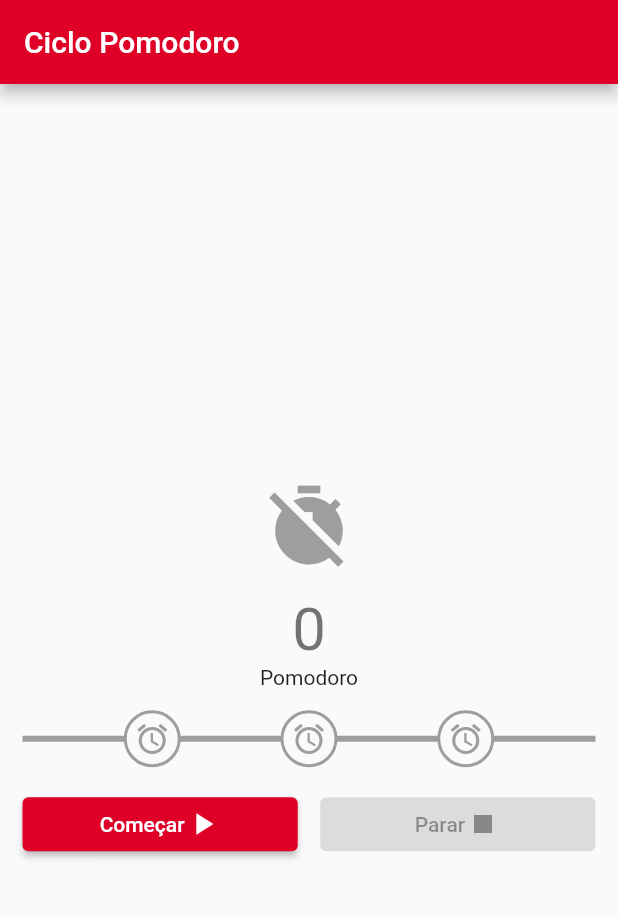
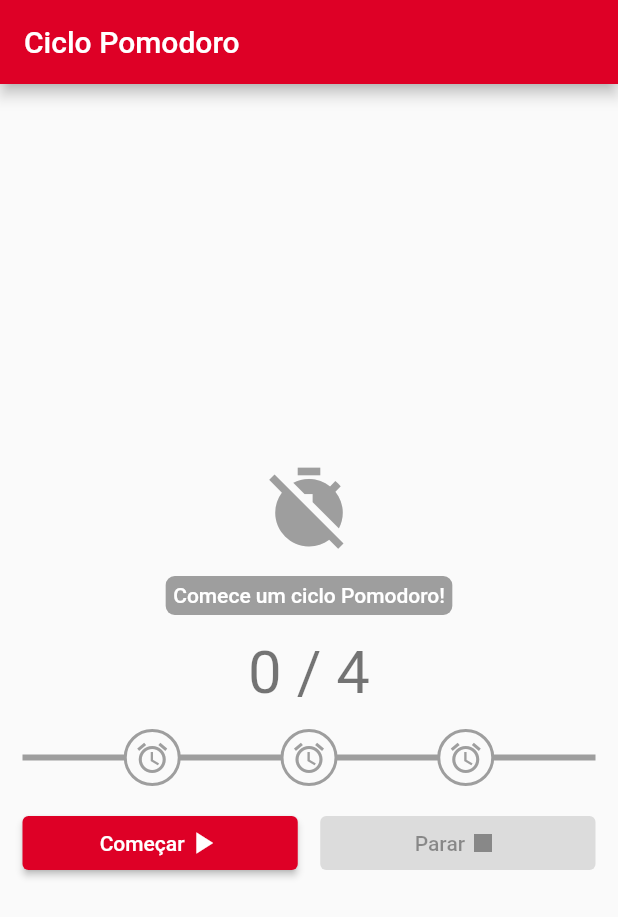
Before and after one commit to eduhds/ciclo_pomodoro, a Flutter app: the screen it shows after launch, on a phone screen of 412 x 824 dp. Shown: the top 917 px of the screen. Run offline on Flutter 3.47's test engine with Material 2 defaults, Android fonts, the phone set to English and light mode, and no system bars; our stand-ins replace audioplayers.

Commit message:
fix: layout and end cycle sound

```diff
--- a/lib/main.dart
+++ b/lib/main.dart
@@ -54,6 +54,10 @@ class _MyHomePageState extends State<MyHomePage> {
     await player.play(AssetSource('achive.mp3'));
   }
 
+  Future<void> _playCycleEnd() async {
+    await player.play(AssetSource('fantasia.mp3'));
+  }
+
   Future<void> _playFail() async {
     await player.play(AssetSource('fail.wav'));
   }
@@ -71,10 +75,11 @@ class _MyHomePageState extends State<MyHomePage> {
 
       if (nextFocusTimeProgress == focusTime) {
         timer.cancel();
-        _playFocusEnd();
         if (currentFocus < focusCycle) {
+          _playFocusEnd();
           _startShortBreak();
         } else {
+          _playCycleEnd();
           setState(() {
             isCompleted = true;
           });
@@ -167,12 +172,35 @@ class _MyHomePageState extends State<MyHomePage> {
                         : Colors.grey,
               ),
             ),
-            Text(
-              '$currentFocus',
-              style: Theme.of(context).textTheme.headlineLarge,
+            Container(
+              decoration: BoxDecoration(
+                  color: isCompleted
+                      ? Colors.green
+                      : currentFocus != 0
+                          ? Colors.primaries.first
+                          : Colors.grey,
+                  borderRadius: const BorderRadius.all(Radius.circular(6))),
+              child: Padding(
+                padding: const EdgeInsets.all(5),
+                child: Text(
+                  isShortBreak
+                      ? '$currentFocusº intervalo: Descanse, tome um café, uma água...'
+                      : currentFocus == 0
+                          ? 'Comece um ciclo Pomodoro!'
+                          : isCompleted
+                              ? 'Ciclo completo'
+                              : '$currentFocusº tempo: Mantenha o foco!',
+                  style: const TextStyle(
+                      color: Colors.white, fontWeight: FontWeight.w500),
+                ),
+              ),
             ),
-            Text(
-              'Pomodoro${isShortBreak ? " (Intervalo)" : ""}',
+            Padding(
+              padding: const EdgeInsets.only(top: 15),
+              child: Text(
+                '$currentFocus / $focusCycle',
+                style: Theme.of(context).textTheme.headlineLarge,
+              ),
             ),
             Padding(
               padding: const EdgeInsets.all(15),
```
